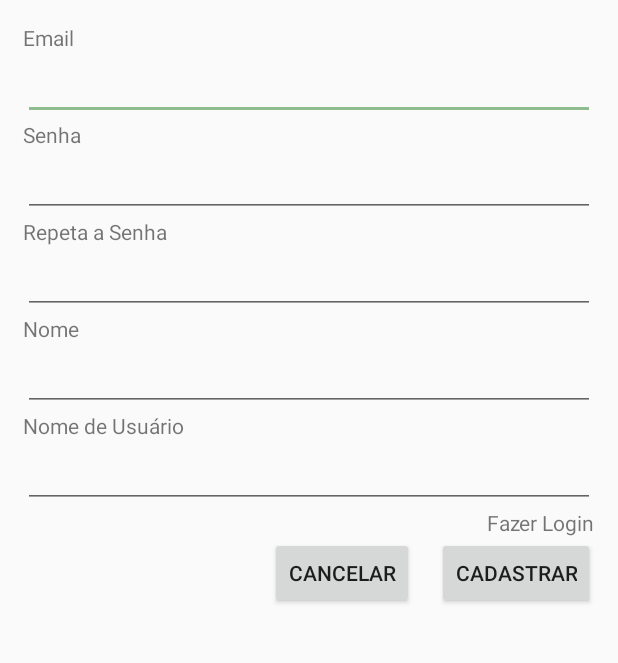
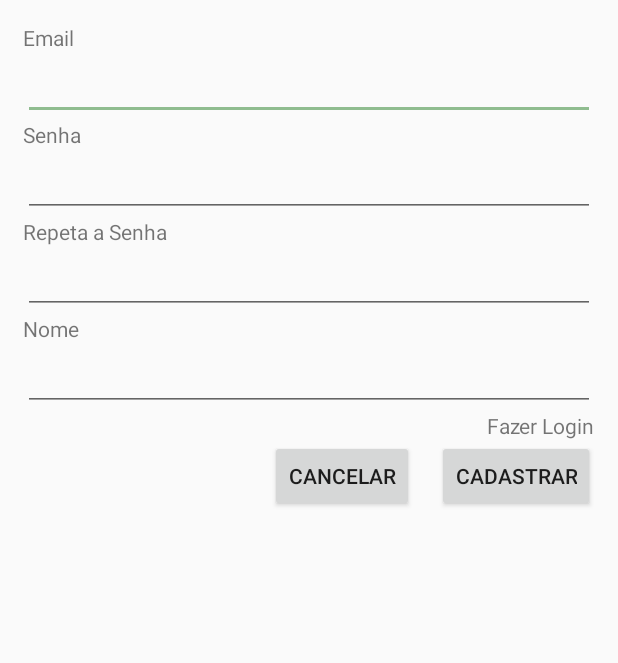
Before and after one commit to annathais/Miza, an Android app: the CadastroActivity screen opened directly, with no data from a screen before it, on a phone screen of 412 x 824 dp, the part 84-747 px from its top. Run offline under Robolectric (Android 15) with nearby library versions, the phone set to English and light mode, and no system bars; our stand-ins replace Firebase (no records; nobody signed in at launch, a user with empty details on screens opened directly).

Commit message:
login e cadastro

```diff
--- a/app/build.gradle
+++ b/app/build.gradle
@@ -29,7 +29,8 @@ dependencies {
     implementation 'com.android.support:cardview-v7:25.3.1'
     implementation 'com.android.support:support-v4:25.3.1'
     implementation 'com.robertlevonyan.view:MaterialExpansionPanel:1.2.0'
-    implementation 'com.google.firebase:firebase-core:16.0.0'
-    implementation 'com.google.firebase:firebase-database:12.0.1'
+    implementation 'com.google.firebase:firebase-core:11.8.0'
+    implementation 'com.google.firebase:firebase-database:11.8.0'
+    implementation 'com.google.firebase:firebase-auth:11.8.0'
 }
     apply plugin: 'com.google.gms.google-services'
--- a/app/src/main/java/com/example/annat/miza/Activity/ContaActivity.java
+++ b/app/src/main/java/com/example/annat/miza/Activity/ContaActivity.java
@@ -32,7 +32,9 @@ public class ContaActivity extends BaseActivity {
         return new View.OnClickListener() {
             @Override
             public void onClick(View view) {
-
+                firebase.getFirebaseAuth().signOut();
+                finish();
+                iniciarIntent(MainActivity.class,null);
             }
         };
     }
--- /dev/null
+++ b/app/src/main/res/drawable/ic_launcher_background.xml
@@ -0,0 +1,170 @@
+<?xml version="1.0" encoding="utf-8"?>
+<vector xmlns:android="http://schemas.android.com/apk/res/android"
+    android:width="108dp"
+    android:height="108dp"
+    android:viewportHeight="108"
+    android:viewportWidth="108">
+    <path
+        android:fillColor="#26A69A"
+        android:pathData="M0,0h108v108h-108z" />
+    <path
+        android:fillColor="#00000000"
+        android:pathData="M9,0L9,108"
+        android:strokeColor="#33FFFFFF"
+        android:strokeWidth="0.8" />
+    <path
+        android:fillColor="#00000000"
+        android:pathData="M19,0L19,108"
+        android:strokeColor="#33FFFFFF"
+        android:strokeWidth="0.8" />
+    <path
+        android:fillColor="#00000000"
+        android:pathData="M29,0L29,108"
+        android:strokeColor="#33FFFFFF"
+        android:strokeWidth="0.8" />
+    <path
+        android:fillColor="#00000000"
+        android:pathData="M39,0L39,108"
+        android:strokeColor="#33FFFFFF"
+        android:strokeWidth="0.8" />
+    <path
+        android:fillColor="#00000000"
+        android:pathData="M49,0L49,108"
+        android:strokeColor="#33FFFFFF"
+        android:strokeWidth="0.8" />
+    <path
+        android:fillColor="#00000000"
+        android:pathData="M59,0L59,108"
+        android:strokeColor="#33FFFFFF"
+        android:strokeWidth="0.8" />
+    <path
+        android:fillColor="#00000000"
+        android:pathData="M69,0L69,108"
+        android:strokeColor="#33FFFFFF"
+        android:strokeWidth="0.8" />
+    <path
+        android:fillColor="#00000000"
+        android:pathData="M79,0L79,108"
+        android:strokeColor="#33FFFFFF"
+        android:strokeWidth="0.8" />
+    <path
+        android:fillColor="#00000000"
+        android:pathData="M89,0L89,108"
+        android:strokeColor="#33FFFFFF"
+        android:strokeWidth="0.8" />
+    <path
+        android:fillColor="#00000000"
+        android:pathData="M99,0L99,108"
+        android:strokeColor="#33FFFFFF"
+        android:strokeWidth="0.8" />
+    <path
+        android:fillColor="#00000000"
+        android:pathData="M0,9L108,9"
+        android:strokeColor="#33FFFFFF"
+        android:strokeWidth="0.8" />
+    <path
+        android:fillColor="#00000000"
+        android:pathData="M0,19L108,19"
+        android:strokeColor="#33FFFFFF"
+        android:strokeWidth="0.8" />
+    <path
+        android:fillColor="#00000000"
+        android:pathData="M0,29L108,29"
+        android:strokeColor="#33FFFFFF"
+        android:strokeWidth="0.8" />
+    <path
+        android:fillColor="#00000000"
+        android:pathData="M0,39L108,39"
+        android:strokeColor="#33FFFFFF"
+        android:strokeWidth="0.8" />
+    <path
+        android:fillColor="#00000000"
+        android:pathData="M0,49L108,49"
+        android:strokeColor="#33FFFFFF"
+        android:strokeWidth="0.8" />
+    <path
+        android:fillColor="#00000000"
+        android:pathData="M0,59L108,59"
+        android:strokeColor="#33FFFFFF"
+        android:strokeWidth="0.8" />
+    <path
+        android:fillColor="#00000000"
+        android:pathData="M0,69L108,69"
+        android:strokeColor="#33FFFFFF"
+        android:strokeWidth="0.8" />
+    <path
+        android:fillColor="#00000000"
+        android:pathData="M0,79L108,79"
+        android:strokeColor="#33FFFFFF"
+        android:strokeWidth="0.8" />
+    <path
+        android:fillColor="#00000000"
+        android:pathData="M0,89L108,89"
+        android:strokeColor="#33FFFFFF"
+        android:strokeWidth="0.8" />
+    <path
+        android:fillColor="#00000000"
+        android:pathData="M0,99L108,99"
+        android:strokeColor="#33FFFFFF"
+        android:strokeWidth="0.8" />
+    <path
+        android:fillColor="#00000000"
+        android:pathData="M19,29L89,29"
+        android:strokeColor="#33FFFFFF"
+        android:strokeWidth="0.8" />
+    <path
+        android:fillColor="#00000000"
+        android:pathData="M19,39L89,39"
+        android:strokeColor="#33FFFFFF"
+        android:strokeWidth="0.8" />
+    <path
+        android:fillColor="#00000000"
+        android:pathData="M19,49L89,49"
+        android:strokeColor="#33FFFFFF"
+        android:strokeWidth="0.8" />
+    <path
+        android:fillColor="#00000000"
+        android:pathData="M19,59L89,59"
+        android:strokeColor="#33FFFFFF"
+        android:strokeWidth="0.8" />
+    <path
+        android:fillColor="#00000000"
+        android:pathData="M19,69L89,69"
+        android:strokeColor="#33FFFFFF"
+        android:strokeWidth="0.8" />
+    <path
+        android:fillColor="#00000000"
+        android:pathData="M19,79L89,79"
+        android:strokeColor="#33FFFFFF"
+        android:strokeWidth="0.8" />
+    <path
+        android:fillColor="#00000000"
+        android:pathData="M29,19L29,89"
+        android:strokeColor="#33FFFFFF"
+        android:strokeWidth="0.8" />
+    <path
+        android:fillColor="#00000000"
+        android:pathData="M39,19L39,89"
+        android:strokeColor="#33FFFFFF"
+        android:strokeWidth="0.8" />
+    <path
+        android:fillColor="#00000000"
+        android:pathData="M49,19L49,89"
+        android:strokeColor="#33FFFFFF"
+        android:strokeWidth="0.8" />
+    <path
+        android:fillColor="#00000000"
+        android:pathData="M59,19L59,89"
+        android:strokeColor="#33FFFFFF"
+        android:strokeWidth="0.8" />
+    <path
+        android:fillColor="#00000000"
+        android:pathData="M69,19L69,89"
+        android:strokeColor="#33FFFFFF"
+        android:strokeWidth="0.8" />
+    <path
+        android:fillColor="#00000000"
+        android:pathData="M79,19L79,89"
+        android:strokeColor="#33FFFFFF"
+        android:strokeWidth="0.8" />
+</vector>
--- a/app/src/main/res/layout/activity_cadastro.xml
+++ b/app/src/main/res/layout/activity_cadastro.xml
@@ -82,27 +82,12 @@
             android:layout_below="@+id/tv_cadastro_nome_usuario"
             android:layout_marginRight="@dimen/margem_direita_cadastro"
             />
-        <TextView
-            android:id="@+id/tv_cadastro_username"
-            android:layout_width="wrap_content"
-            android:layout_height="wrap_content"
-            android:layout_alignStart="@+id/tv_cadastro_email_usuario"
-            android:layout_below="@+id/et_cadastro_nome_usuario"
-            android:text="@string/ser_chamado"
-            />
-        <EditText
-            android:id="@+id/et_cadastro_username"
-            android:layout_width="match_parent"
-            android:layout_height="wrap_content"
-            android:layout_alignStart="@+id/tv_cadastro_email_usuario"
-            android:layout_below="@+id/tv_cadastro_username"
-            android:layout_marginRight="@dimen/margem_direita_cadastro"
-            />
+
         <TextView
             android:id="@+id/tv_cadastro_fazer_login"
             android:layout_width="wrap_content"
             android:layout_height="wrap_content"
-            android:layout_below="@id/et_cadastro_username"
+            android:layout_below="@id/et_cadastro_nome_usuario"
             android:text="@string/fazer_login"
             android:layout_alignParentRight="true"
             android:layout_marginRight="@dimen/margem_direita_cadastro"
@@ -126,4 +111,11 @@
             android:layout_marginRight="@dimen/margem_direita_login"
             />
     </RelativeLayout>
+    <ProgressBar
+        android:id="@+id/progressbarCadastro"
+        android:layout_width="wrap_content"
+        android:layout_height="wrap_content"
+        android:layout_centerHorizontal="true"
+        android:layout_centerVertical="true"
+        android:visibility="gone" />
 </LinearLayout>
--- /dev/null
+++ b/app/src/main/res/mipmap-anydpi-v26/ic_launcher.xml
@@ -0,0 +1,5 @@
+<?xml version="1.0" encoding="utf-8"?>
+<adaptive-icon xmlns:android="http://schemas.android.com/apk/res/android">
+    <background android:drawable="@drawable/ic_launcher_background" />
+    <foreground android:drawable="@drawable/ic_launcher_foreground" />
+</adaptive-icon>
--- /dev/null
+++ b/app/src/main/res/mipmap-anydpi-v26/ic_launcher_round.xml
@@ -0,0 +1,5 @@
+<?xml version="1.0" encoding="utf-8"?>
+<adaptive-icon xmlns:android="http://schemas.android.com/apk/res/android">
+    <background android:drawable="@drawable/ic_launcher_background" />
+    <foreground android:drawable="@drawable/ic_launcher_foreground" />
+</adaptive-icon>
```
Also changed, not shown: app/src/main/java/com/example/annat/miza/Activity/BaseActivity.java (+14 -4 lines), app/src/main/java/com/example/annat/miza/Activity/CadastroActivity.java (+77 -16 lines), app/src/main/java/com/example/annat/miza/Activity/LoginActivity.java (+32 -11 lines), app/src/main/java/com/example/annat/miza/Activity/RecuperarSenhaActitivty.java (added, +18 -0 lines), app/src/main/java/com/example/annat/miza/DB/DBFirebase.java (+13 -4 lines), app/src/main/res/layout/activity_login.xml (+7 -0 lines), app/src/main/res/layout/activity_recuperarsenha.xml (added, +33 -0 lines), gradle/wrapper/gradle-wrapper.properties, 2 other files.
